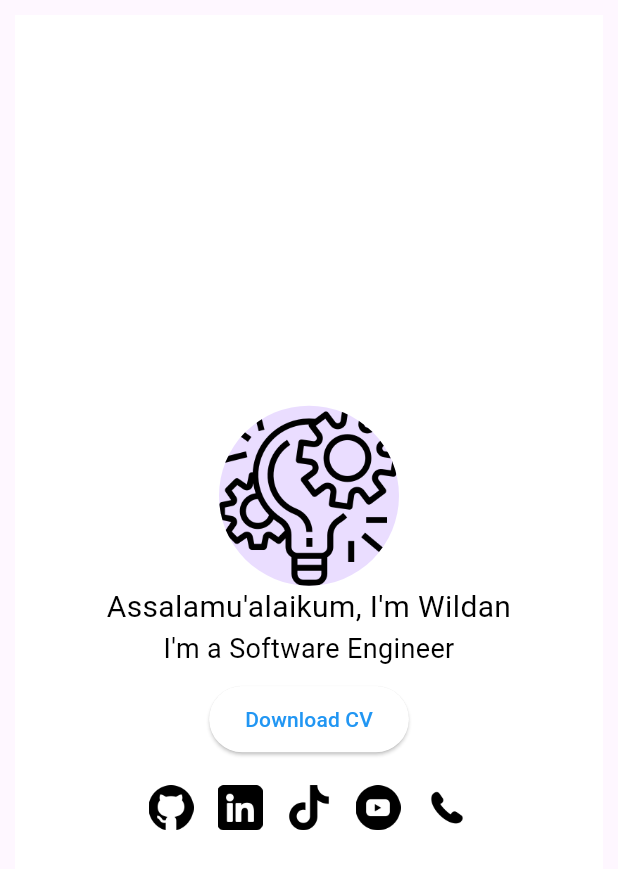
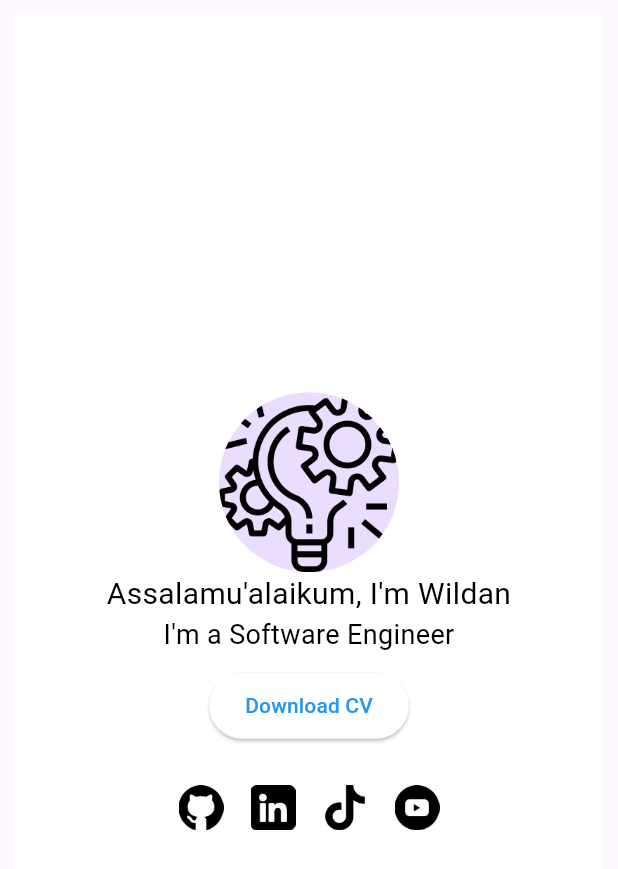
Before and after one commit to programmernusantara/pronus, a Flutter app: the Profile widget shown alone on an empty page, opened directly, on a phone screen of 412 x 824 dp. Shown: the top 869 px of the screen. Run offline on Flutter 3.47's test engine with Material 3 defaults, Android fonts, the phone set to English and light mode, and no system bars; our stand-ins replace google_fonts.

Commit message:
first commit

```diff
--- a/lib/src/screens/profile.dart
+++ b/lib/src/screens/profile.dart
@@ -1,4 +1,35 @@
 import 'package:flutter/material.dart';
+import 'package:url_launcher/url_launcher.dart';
+
+final Uri _github = Uri.parse('https://github.com/programmernusantara');
+final Uri _linkedin =
+    Uri.parse('https://www.linkedin.com/in/programmernusantara');
+final Uri _tikTok = Uri.parse('https://www.tiktok.com/@programmernusantara');
+final Uri _youtube = Uri.parse('https://www.youtube.com/@programmernusantara');
+
+Future<void> github(Uri url) async {
+  if (!await launchUrl(_github)) {
+    throw Exception('Could not launch $_github');
+  }
+}
+
+Future<void> tikTok(Uri url) async {
+  if (!await launchUrl(_tikTok)) {
+    throw Exception('Could not launch $_tikTok');
+  }
+}
+
+Future<void> youtube(Uri url) async {
+  if (!await launchUrl(_youtube)) {
+    throw Exception('Could not launch $_youtube');
+  }
+}
+
+Future<void> linkedin(Uri url) async {
+  if (!await launchUrl(_linkedin)) {
+    throw Exception('Could not launch $_linkedin');
+  }
+}
 
 class Profile extends StatelessWidget {
   const Profile({super.key});
@@ -14,9 +45,7 @@ class Profile extends StatelessWidget {
         children: [
           const CircleAvatar(
             radius: 60,
-            backgroundImage: AssetImage(
-              'assets/navbar/it.png',
-            ),
+            backgroundImage: AssetImage('assets/navbar/it.png'),
           ),
           const Text(
             "Assalamu'alaikum, I'm Wildan",
@@ -50,58 +79,40 @@ class Profile extends StatelessWidget {
           Row(
             mainAxisAlignment: MainAxisAlignment.center,
             children: [
-              GestureDetector(
-                child: const Padding(
-                  padding: EdgeInsets.symmetric(horizontal: 8.0),
-                  child: Image(
+              IconButton(
+                icon: const Image(
                   image: AssetImage('assets/sosmed/github.png'),
                   width: 30.0,
                   height: 30.0,
                 ),
+                onPressed: () => github(_github),
               ),
-              ),
-              GestureDetector(
-                child: const Padding(
-                  padding: EdgeInsets.symmetric(horizontal: 8.0),
-                  child: Image(
+              IconButton(
+                icon: const Image(
                   image: AssetImage('assets/sosmed/linkedin.png'),
                   width: 30.0,
                   height: 30.0,
                 ),
+                onPressed: () => linkedin(_linkedin),
               ),
-              ),
-              GestureDetector(
-                child: const Padding(
-                  padding: EdgeInsets.symmetric(horizontal: 8.0),
-                  child: Image(
+              IconButton(
+                icon: const Image(
                   image: AssetImage('assets/sosmed/tik-tok.png'),
                   width: 30.0,
                   height: 30.0,
                 ),
+                onPressed: () => tikTok(_tikTok),
               ),
-              ),
-              GestureDetector(
-                child: const Padding(
-                  padding: EdgeInsets.symmetric(horizontal: 8.0),
-                  child: Image(
+              IconButton(
+                icon: const Image(
                   image: AssetImage('assets/sosmed/youtube.png'),
                   width: 30.0,
                   height: 30.0,
                 ),
+                onPressed: () => youtube(_youtube),
               ),
+            ],
           ),
-              GestureDetector(
-                child: const Padding(
-                  padding: EdgeInsets.symmetric(horizontal: 8.0),
-                  child: Image(
-                    image: AssetImage('assets/sosmed/phone.png'),
-                    width: 30.0,
-                    height: 30.0,
-                  ),
-                ),
-              )
-            ],
-          )
         ],
       ),
     );
--- a/pubspec.yaml
+++ b/pubspec.yaml
@@ -38,6 +38,7 @@ dependencies:
   google_fonts: ^6.2.1
   lottie: ^3.1.2
   font_awesome_flutter: ^10.7.0
+  url_launcher: ^6.2.6
 
 dev_dependencies:
   flutter_test:
```
Also changed, not shown: pubspec.lock, 5 other files. Lines whose indentation alone changed are shown as unchanged.
